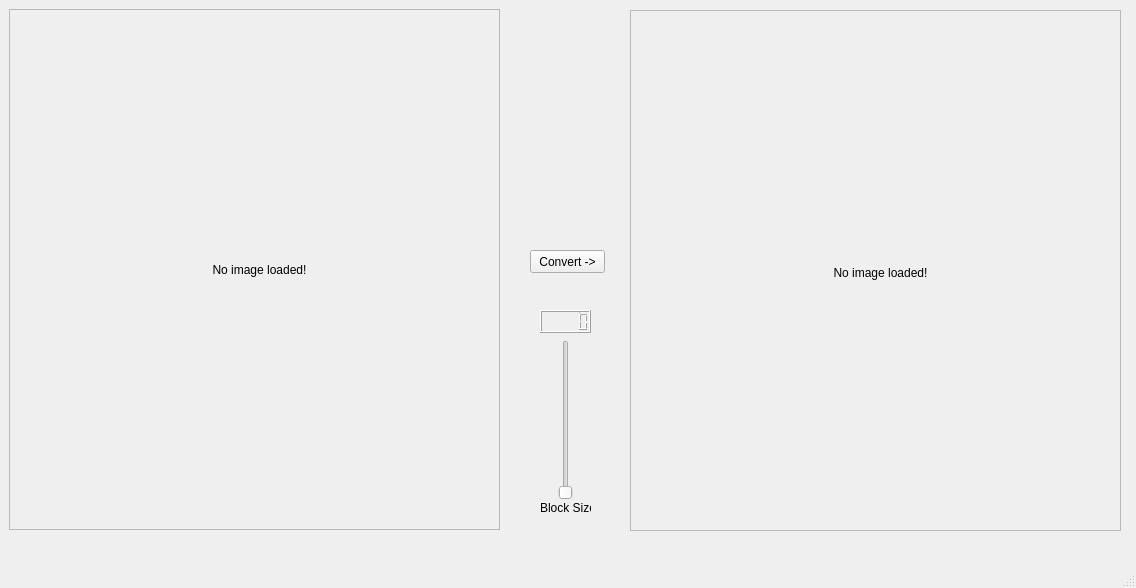
This is src/main/resources/window.ui in boingboomtschak/graphite-py as Qt 5 draws it before an edit. The edited form follows.
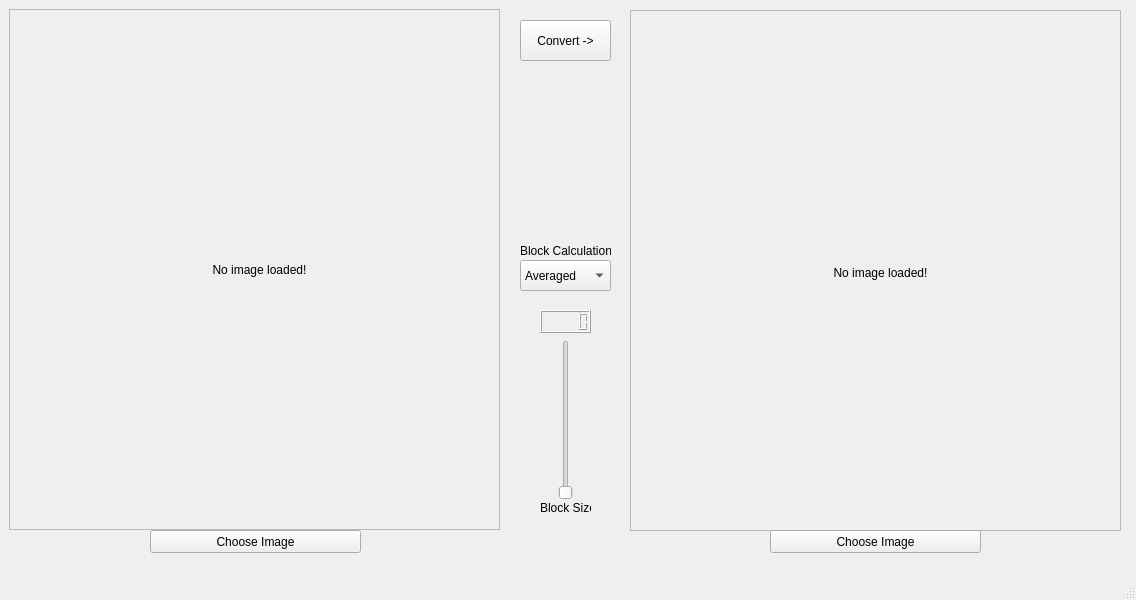
This is the edited form.

Commit message: Fixing up file open dialog, starting to figure out entry point to layout

```diff
--- a/src/main/resources/window.ui
+++ b/src/main/resources/window.ui
@@ -7,7 +7,7 @@
     <x>0</x>
     <y>0</y>
     <width>1136</width>
-    <height>588</height>
+    <height>600</height>
    </rect>
   </property>
   <property name="windowTitle">
@@ -81,10 +81,10 @@
    <widget class="QPushButton" name="pushButton">
     <property name="geometry">
      <rect>
-      <x>530</x>
-      <y>250</y>
-      <width>75</width>
-      <height>23</height>
+      <x>520</x>
+      <y>20</y>
+      <width>91</width>
+      <height>41</height>
      </rect>
     </property>
     <property name="text">
@@ -133,6 +133,68 @@
      <string>Block Size</string>
     </property>
    </widget>
+   <widget class="QComboBox" name="comboBox">
+    <property name="geometry">
+     <rect>
+      <x>520</x>
+      <y>260</y>
+      <width>91</width>
+      <height>31</height>
+     </rect>
+    </property>
+    <item>
+     <property name="text">
+      <string>Averaged</string>
+     </property>
+    </item>
+    <item>
+     <property name="text">
+      <string>Sampled</string>
+     </property>
+    </item>
+   </widget>
+   <widget class="QLabel" name="label_4">
+    <property name="geometry">
+     <rect>
+      <x>520</x>
+      <y>240</y>
+      <width>91</width>
+      <height>21</height>
+     </rect>
+    </property>
+    <property name="frameShape">
+     <enum>QFrame::NoFrame</enum>
+    </property>
+    <property name="text">
+     <string>Block Calculations:</string>
+    </property>
+   </widget>
+   <widget class="QPushButton" name="pushButton_2">
+    <property name="geometry">
+     <rect>
+      <x>150</x>
+      <y>530</y>
+      <width>211</width>
+      <height>23</height>
+     </rect>
+    </property>
+    <property name="text">
+     <string>Choose Image</string>
+    </property>
+   </widget>
+   <widget class="QPushButton" name="pushButton_3">
+    <property name="geometry">
+     <rect>
+      <x>770</x>
+      <y>530</y>
+      <width>211</width>
+      <height>23</height>
+     </rect>
+    </property>
+    <property name="text">
+     <string>Choose Image</string>
+    </property>
+   </widget>
   </widget>
   <widget class="QMenuBar" name="menubar">
    <property name="geometry">
```
Left out of the diff: 10 changed lines with no effect on the pictures. The commit also changes 6 other files.
